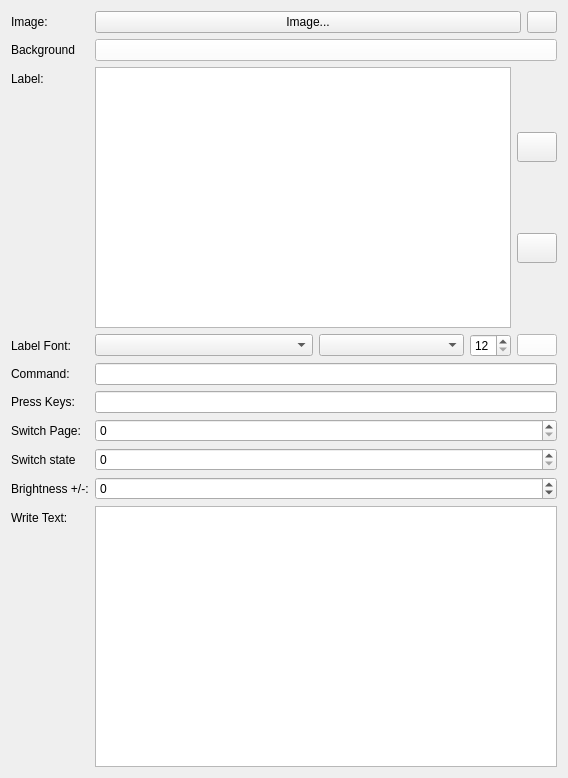
First picture: the form in streamdeck_ui/button.ui, repository streamdeck-linux-gui/streamdeck-linux-gui, before the edit.
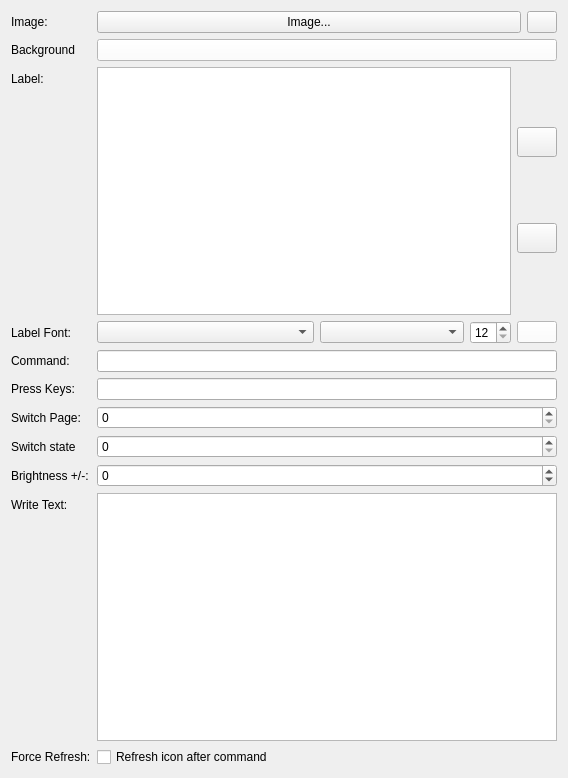
Second picture: the form after the edit. Icons and pictures are not drawn.

Commit message: feat: Add force icon refresh after command execution option

```diff
--- a/streamdeck_ui/button.ui
+++ b/streamdeck_ui/button.ui
@@ -1188,6 +1188,23 @@
    <item row="11" column="1">
     <widget class="QPlainTextEdit" name="write"/>
    </item>
+   <item row="12" column="0">
+    <widget class="QLabel" name="label_force_refresh">
+     <property name="text">
+      <string>Force Refresh:</string>
+     </property>
+    </widget>
+   </item>
+   <item row="12" column="1">
+    <widget class="QCheckBox" name="force_refresh">
+     <property name="toolTip">
+      <string>Force icon refresh after command execution</string>
+     </property>
+     <property name="text">
+      <string>Refresh icon after command</string>
+     </property>
+    </widget>
+   </item>
   </layout>
  </widget>
  <resources>
```
The commit also changes 4 other files.
